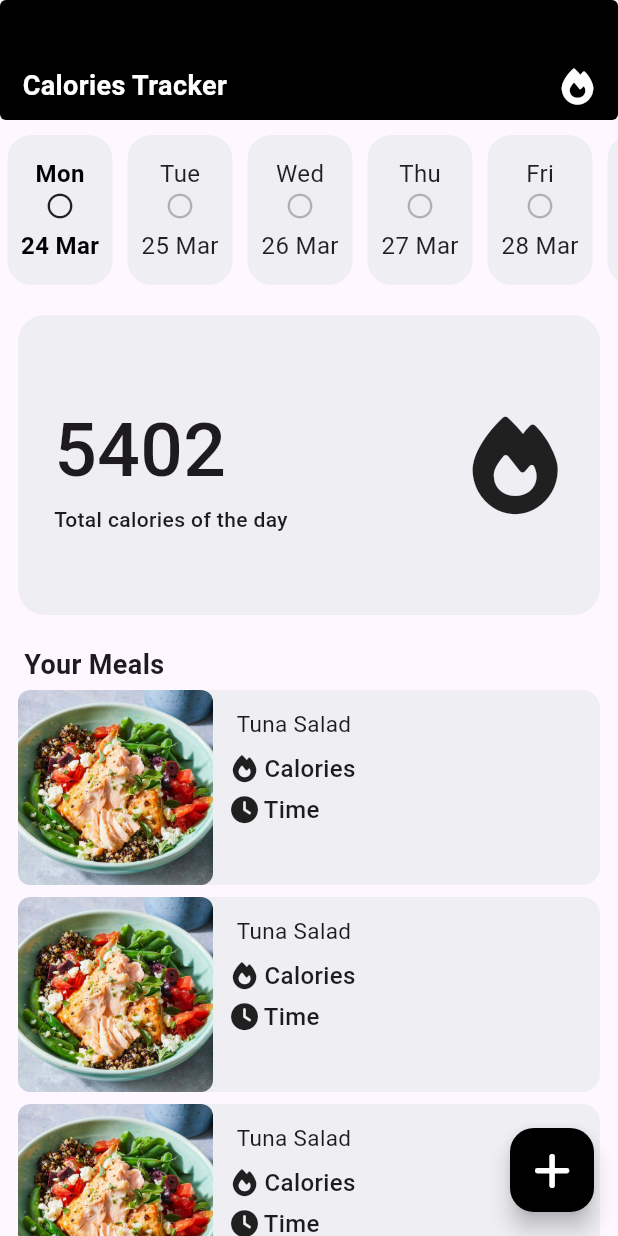
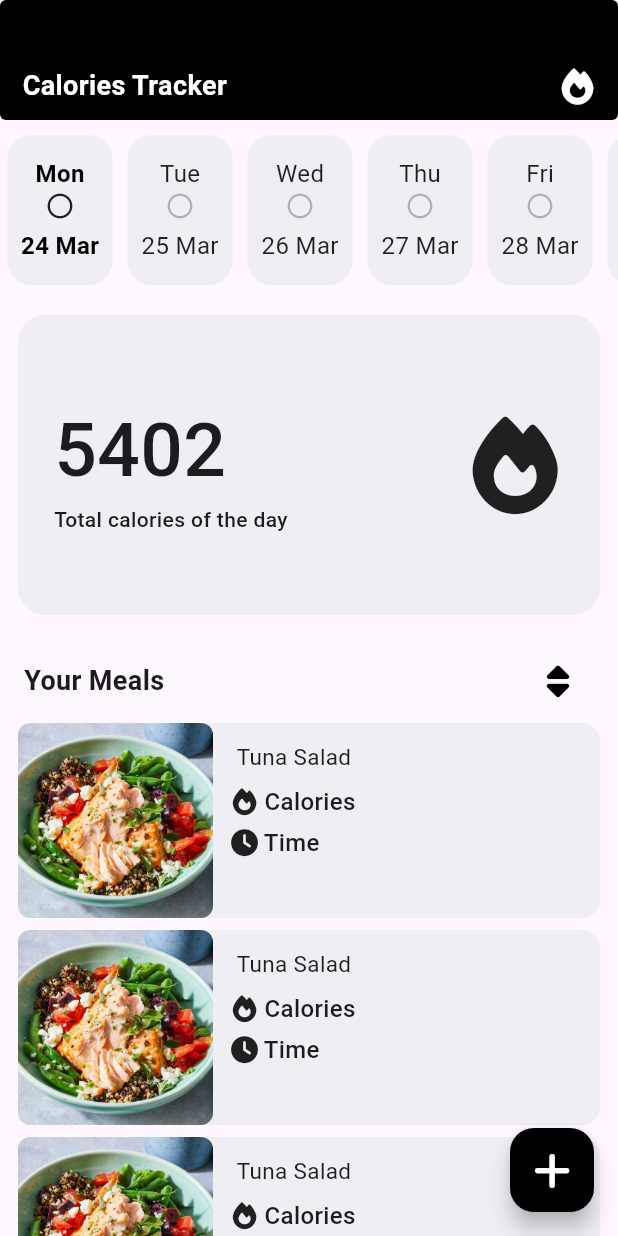
Before and after one commit to Alaataher027/meal_tracking_app, a Flutter app: the screen it shows after launch, on a phone screen of 412 x 824 dp. Run offline on Flutter 3.47's test engine with Material 3 defaults, Android fonts, the phone set to English and light mode, and no system bars; our stand-ins replace font_awesome_flutter, go_router.

Commit message:
+ add sort menu

```diff
--- a/lib/features/home/presentation/views/widgets/home_view_body.dart
+++ b/lib/features/home/presentation/views/widgets/home_view_body.dart
@@ -2,6 +2,7 @@ import 'package:flutter/material.dart';
 import 'package:meal_tracking_app/core/utils/styles.dart';
 import 'package:meal_tracking_app/features/home/presentation/views/widgets/custom_app_bar.dart';
 import 'package:meal_tracking_app/features/home/presentation/views/widgets/meals_list_view.dart';
+import 'package:meal_tracking_app/features/home/presentation/views/widgets/sort_menu.dart';
 import 'package:meal_tracking_app/features/home/presentation/views/widgets/total_calories_of_day_item.dart';
 import 'package:meal_tracking_app/features/home/presentation/views/widgets/yearly_dayes_list.dart';
 
@@ -23,9 +24,15 @@ class HomeViewBody extends StatelessWidget {
         TotalCaloriesOfDayItem(),
         Padding(
           padding: const EdgeInsets.symmetric(horizontal: 16),
-          child: Text(
-            "Your Meals",
-            style: Styles.textStyle18,
+          child: Row(
+            children: [
+              Text(
+                "Your Meals",
+                style: Styles.textStyle18,
+              ),
+              Spacer(),
+              SortMenu(),
+            ],
           ),
         ),
         Expanded(
--- /dev/null
+++ b/lib/features/home/presentation/views/widgets/sort_menu.dart
@@ -0,0 +1,34 @@
+import 'package:flutter/material.dart';
+import 'package:font_awesome_flutter/font_awesome_flutter.dart';
+
+class SortMenu extends StatelessWidget {
+  const SortMenu({super.key});
+
+  @override
+  Widget build(BuildContext context) {
+    return PopupMenuButton<String>(
+      onSelected: (value) {
+        // You can handle sorting logic here in the future
+        print("Selected: $value");
+      },
+      itemBuilder: (context) => [
+        PopupMenuItem(
+          value: "name",
+          child: Text("Sort by Name"),
+        ),
+        PopupMenuItem(
+          value: "calories",
+          child: Text("Sort by Calories"),
+        ),
+        PopupMenuItem(
+          value: "time",
+          child: Text("Sort by Time"),
+        ),
+      ],
+      icon: Icon(
+        FontAwesomeIcons.sort,
+        color: Colors.black,
+      ),
+    );
+  }
+}
```
